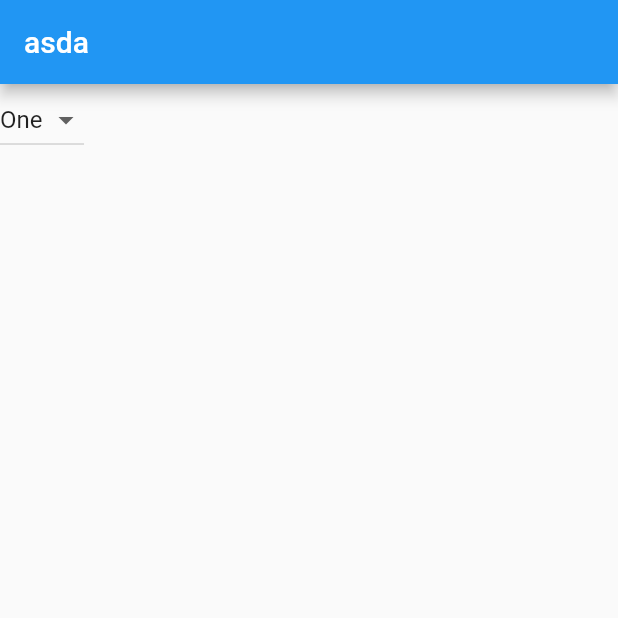
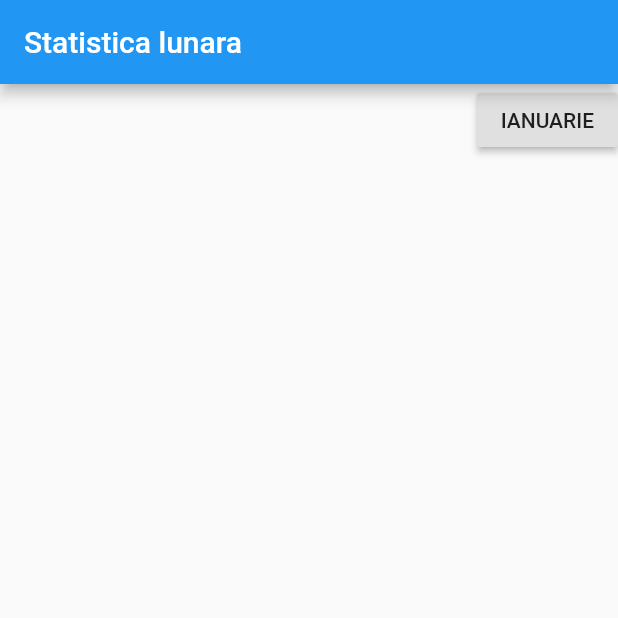
Before and after one commit to Agilefreaks/pasaj-statistics-web, a Flutter app: the screen it shows after launch, on a phone screen of 412 x 824 dp, the top half of it. Run offline on Flutter 3.47's test engine with Material 2 defaults, Android fonts, the phone set to English and light mode, and no system bars; our stand-ins replace month_picker_dialog.

Commit message:
Add button for selecting month

```diff
--- a/lib/main.dart
+++ b/lib/main.dart
@@ -1,5 +1,6 @@
 import 'package:flutter/material.dart';
 import 'package:pasaj_statistics/statistics/monthlyStatisticsPage.dart';
+import 'package:flutter_localizations/flutter_localizations.dart';
 
 void main() => runApp(PasajStatistics());
 
@@ -12,9 +13,18 @@ class PasajStatistics extends StatelessWidget {
         primarySwatch: Colors.blue,
       ),
       home: Scaffold(
-        appBar: AppBar(title: Text("asda")),
+        appBar: AppBar(title: Text("Statistica lunara")),
         body: MonthlyStatisticsPage(),
       ),
+      localizationsDelegates: [
+        // ... app-specific localization delegate[s] here
+        GlobalMaterialLocalizations.delegate,
+        GlobalWidgetsLocalizations.delegate,
+      ],
+      supportedLocales: [
+        const Locale('en'), // English
+        const Locale('ro'), // Hebrew
+      ],
     );
   }
 }
--- a/lib/statistics/monthlyStatisticsPage.dart
+++ b/lib/statistics/monthlyStatisticsPage.dart
@@ -1,5 +1,7 @@
 import 'package:flutter/cupertino.dart';
 import 'package:flutter/material.dart';
+import 'package:month_picker_dialog/month_picker_dialog.dart';
+import 'package:intl/intl.dart';
 
 class MonthlyStatisticsPage extends StatefulWidget {
   @override
@@ -7,28 +9,36 @@ class MonthlyStatisticsPage extends StatefulWidget {
 }
 
 class _MonthlyStatisticsPageState extends State<MonthlyStatisticsPage> {
-  String dropdownValue = 'One';
+  DateTime currentDate = new DateTime.now();
+  DateTime selectedDateTime;
+
+  final dateFormat = DateFormat.MMMM('ro');
+
+  @override
+  void initState() {
+    Intl.defaultLocale = 'ro';
+
+    super.initState();
+  }
 
   @override
   Widget build(BuildContext context) {
     return Container(
-        child: Column(
+        child: Row(
+          mainAxisAlignment: MainAxisAlignment.end,
       children: <Widget>[
-        DropdownButton<String>(
-          value: dropdownValue,
-          elevation: 16,
-          onChanged: (String newValue) {
-            setState(() {
-              dropdownValue = newValue;
+        RaisedButton(
+          child: Text(dateFormat.format(currentDate).toString().toUpperCase()),
+          onPressed: () async {
+            showMonthPicker(context: context, initialDate: currentDate)
+                .then((date) {
+              if (date != null) {
+                setState(() {
+                  currentDate = date;
+                });
+              }
             });
           },
-          items: <String>['One', 'Two', 'Free', 'Four']
-              .map<DropdownMenuItem<String>>((String value) {
-            return DropdownMenuItem<String>(
-              value: value,
-              child: Text(value),
-            );
-          }).toList(),
         )
       ],
     ));
--- a/pubspec.yaml
+++ b/pubspec.yaml
@@ -19,10 +19,14 @@ environment:
 dependencies:
   flutter:
     sdk: flutter
+  flutter_localizations:
+      sdk: flutter
 
   # The following adds the Cupertino Icons font to your application.
   # Use with the CupertinoIcons class for iOS style icons.
   cupertino_icons: ^0.1.2
+  month_picker_dialog: ^0.3.1
+  intl: ^0.16.0
 
 dev_dependencies:
   flutter_test:
```
Also changed, not shown: pubspec.lock.
